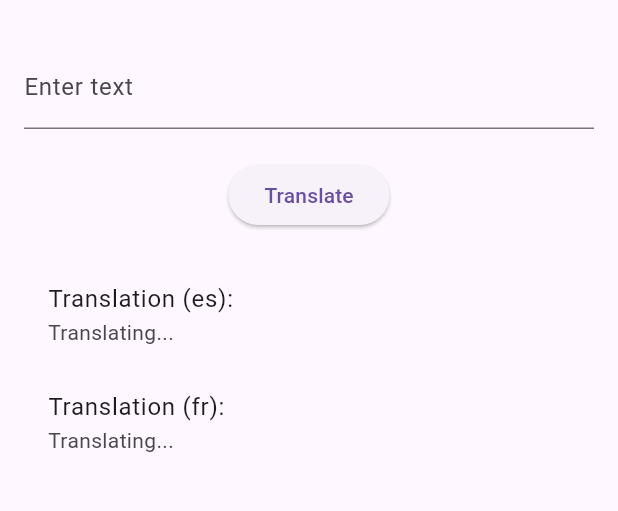
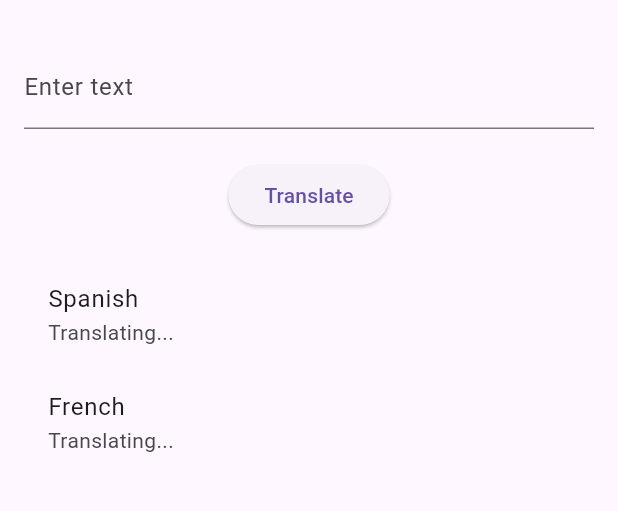
Before and after one commit to cortwave/MultilangTranslator, a Flutter app: the screen it shows after launch, after a tap on "Translate", on a phone screen of 412 x 824 dp, the part 63-574 px from its top. Run offline on Flutter 3.47's test engine with Material 3 defaults, Android fonts, the phone set to English and light mode, and no system bars; our stand-ins replace shared_preferences; missing offline and left inert: translator.

Commit message:
selectable translation, enter as trigger, full names of languages

```diff
--- a/lib/main.dart
+++ b/lib/main.dart
@@ -107,6 +107,9 @@ class _MyHomePageState extends State<MyHomePage> {
               decoration: InputDecoration(
                 labelText: 'Enter text',
               ),
+              onSubmitted: (value) {
+                _updateOutput();
+              }
             ),
             SizedBox(height: 20),
             ElevatedButton(
@@ -119,8 +122,8 @@ class _MyHomePageState extends State<MyHomePage> {
                 itemCount: _translations.length,
                 itemBuilder: (context, index) {
                   return ListTile(
-                    title: Text('Translation (${selectedLanguages[index]}):'),
-                    subtitle: Text(_translations[index]),
+                    title: Text('${availableLanguages[selectedLanguages[index]]}'),
+                    subtitle: SelectableText(_translations[index]),
                   );
                 },
               ),
--- a/lib/settings_page.dart
+++ b/lib/settings_page.dart
@@ -9,7 +9,6 @@ class SettingsPage extends StatefulWidget {
   _SettingsPageState createState() => _SettingsPageState();
 }
 
-class _SettingsPageState extends State<SettingsPage> {
 final Map<String, String> availableLanguages = {
   'af': 'Afrikaans',
   'sq': 'Albanian',
@@ -117,6 +116,7 @@ class _SettingsPageState extends State<SettingsPage> {
   'zu': 'Zulu'
 };
 
+class _SettingsPageState extends State<SettingsPage> {
   List<String> selectedLanguages = [];
 
   @override
```
Also changed, not shown: 3 other files. Lines whose indentation alone changed are shown as unchanged.
